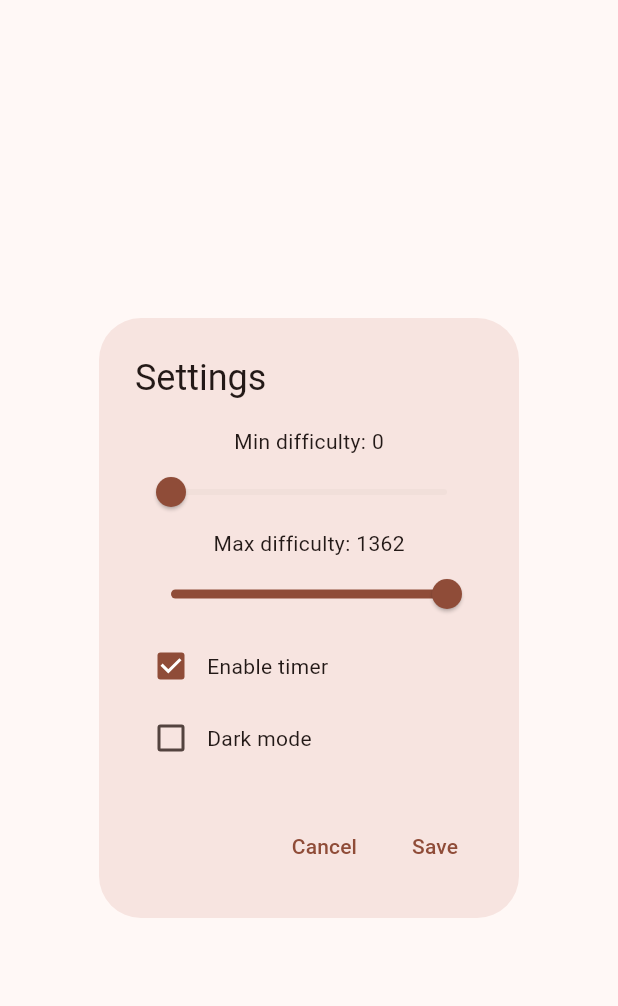
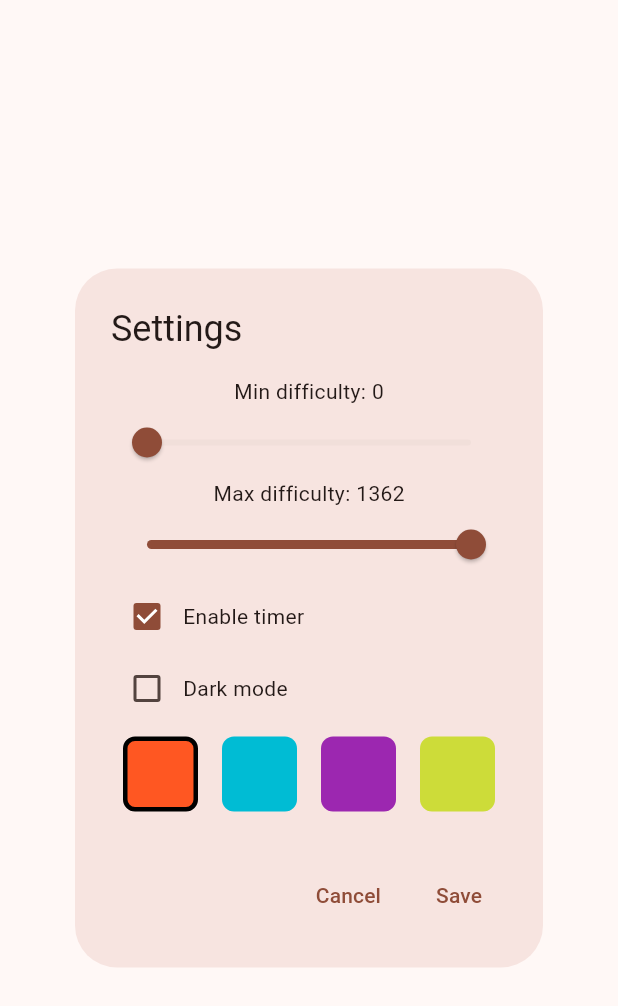
Before and after one commit to misprit7/twentyfour, a Flutter app: the SettingsPage widget shown alone on an empty page, opened directly with empty values, on a phone screen of 412 x 824 dp. Shown: the top 1006 px of the screen. Run offline on Flutter 3.47's test engine with Material 2 defaults, Android fonts, the light colour scheme and no system bars; our stand-ins replace shared_preferences; accounts and stored records are empty.

Commit message:
Added proper color themes

```diff
--- a/lib/main.dart
+++ b/lib/main.dart
@@ -76,15 +76,14 @@ class _MyAppState extends State<MyApp> {
   );
 
 
-  void _changeTheme(bool darkMode) {
+  void _changeTheme(bool darkMode, Color themeColor) {
     Brightness mode = darkMode ? Brightness.dark : Brightness.light;
     setState(() {
       _currentTheme = ThemeData(
-        colorScheme: ColorScheme.fromSeed(seedColor: Colors.deepOrange, brightness: mode),
+        colorScheme: ColorScheme.fromSeed(seedColor: themeColor, brightness: mode),
         brightness: mode,
         useMaterial3: true,
       );
-;
     });
   }
 
@@ -92,7 +91,7 @@ class _MyAppState extends State<MyApp> {
   void initState(){
     super.initState();
     Settings s = readSettings(widget.appSettings);
-    _changeTheme(s.darkMode);
+    _changeTheme(s.darkMode, s.themeColor);
   }
 
   @override
@@ -199,7 +198,6 @@ class _ButtonSquareState extends State<ButtonSquare> {
         opSelect = Operation.None;
         return;
       } else if(operation == Operation.Undo) {
-        // print(history);
         if(history_point <= 0){
           return;
         }
@@ -208,7 +206,6 @@ class _ButtonSquareState extends State<ButtonSquare> {
         num_select = history[history_point].$2;
         opSelect = Operation.None;
       } else if(operation == Operation.Redo){
-        // print(history);
         if(history_point >= history.length - 1){
           return;
         }
@@ -217,6 +214,9 @@ class _ButtonSquareState extends State<ButtonSquare> {
         num_select = history[history_point].$2;
         opSelect = Operation.None;
       } else if(operation == Operation.Sum || operation == Operation.Product) {
+        if(numbers.where((n) => n.$2 == 0).length == numbers.length - 1){
+          return;
+        }
         (int,int) result = operation == Operation.Sum ? (0,1) : (1,1);
         for (int i = 0; i < 4; ++i) {
           if (numbers[i].$2 == 0) {
@@ -278,7 +278,7 @@ class _ButtonSquareState extends State<ButtonSquare> {
   void _updateSettings(Settings newSettings) {
     setState(() {
       _settings = newSettings; // Update the settings
-      widget.changeTheme(_settings.darkMode);
+      widget.changeTheme(_settings.darkMode, _settings.themeColor);
     });
   }
 
@@ -286,7 +286,6 @@ class _ButtonSquareState extends State<ButtonSquare> {
   void initState(){
     super.initState();
     _settings = readSettings(widget.appSettings);
-    // widget.changeTheme(_settings.darkMode);
     timer = Timer.periodic(const Duration(seconds: 1), (Timer t) {
       setState(() {
         ++timer_seconds;
@@ -351,11 +350,15 @@ class _ButtonSquareState extends State<ButtonSquare> {
             Row(
               children:[
                 const SizedBox(width: 24.0),
+                const Icon(Icons.timer),
+                const SizedBox(width: 8.0),
                 Text(
                   _settings.timerEnabled ? '$timer_seconds' : '',
                   style: const TextStyle(fontSize:36),
                 ),
                 const Spacer(),
+                const Icon(Icons.emoji_events),
+                const SizedBox(width: 8.0),
                 Text(
                   '$num_solves',
                   style: const TextStyle(fontSize:36),
--- a/lib/settings.dart
+++ b/lib/settings.dart
@@ -28,9 +28,65 @@ Settings readSettings(AppSettings appSettings){
   Settings ret = Settings();
   ret.minDifficulty = appSettings.getIntSetting('minDifficulty', 0).toDouble();
   ret.maxDifficulty = appSettings.getIntSetting('maxDifficulty', games.length).toDouble();
+  ret.themeColor = Color(appSettings.getIntSetting('themeColor', Colors.deepOrange.value));
   ret.timerEnabled = appSettings.getBoolSetting('timerEnabled', true);
   ret.darkMode = appSettings.getBoolSetting('darkMode', false);
   return ret;
+}
+
+class ColorSelector extends StatefulWidget {
+  final Function onSelect;
+  final Color initSelected;
+
+
+  const ColorSelector({required this.onSelect, required this.initSelected});
+
+  @override
+  _ColorSelectorState createState() => _ColorSelectorState();
+}
+
+class _ColorSelectorState extends State<ColorSelector> {
+  final List<Color> colors = [Colors.deepOrange, Colors.cyan, Colors.purple, Colors.lime];
+  Color selected = Colors.deepOrange;
+
+  @override
+  void initState(){
+    super.initState();
+    selected = widget.initSelected;
+  }
+
+  @override
+  Widget build(BuildContext context) {
+    int selectedIndex = colors.map((c)=>c.value).toList().indexOf(selected.value);
+    return Row(
+      mainAxisAlignment: MainAxisAlignment.center,
+      children: colors.asMap().entries.map((entry) {
+        int idx = entry.key;
+        Color color = entry.value;
+        return GestureDetector(
+          onTap: () {
+            setState(() {
+              selected = color;
+              widget.onSelect(color);
+            });
+          },
+          child: Container(
+            margin: EdgeInsets.all(8.0),
+            width: 50,
+            height: 50,
+            decoration: BoxDecoration(
+              color: color,
+              border: Border.all(
+                color: selectedIndex == idx ? Colors.black : Colors.transparent,
+                width: 3.0,
+              ),
+              borderRadius: BorderRadius.circular(8.0),
+            ),
+          ),
+        );
+      }).toList(),
+    );
+  }
 }
 
 class SettingsPage extends StatefulWidget {
@@ -61,6 +117,7 @@ class _SettingsPageState extends State<SettingsPage> {
     // Save the current value to settings
     widget.appSettings.setIntSetting('minDifficulty', _settings.minDifficulty.round());
     widget.appSettings.setIntSetting('maxDifficulty', _settings.maxDifficulty.round());
+    widget.appSettings.setIntSetting('themeColor', _settings.themeColor.value);
     widget.appSettings.setBoolSetting('timerEnabled', _settings.timerEnabled);
     widget.appSettings.setBoolSetting('darkMode', _settings.darkMode);
     // Navigator.pop(context); // Close the settings page
@@ -125,6 +182,13 @@ class _SettingsPageState extends State<SettingsPage> {
               Text('Dark mode'),
             ],
           ),
+          ColorSelector(onSelect: (Color color){
+              setState((){
+                _settings.themeColor = color;
+              });
+            },
+            initSelected: _settings.themeColor,
+          ),
         ],
       ),
       actions: [
@@ -152,4 +216,5 @@ class Settings {
   double maxDifficulty = games.length.toDouble();
   bool timerEnabled = true;
   bool darkMode = false;
+  Color themeColor = Colors.deepOrange;
 }
```
